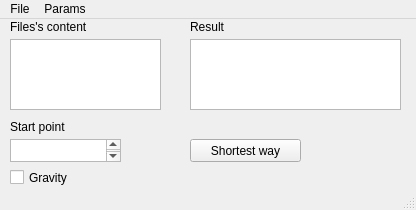
Nn0wn/garbage, file Ford-Fulkerson/mainwindow.ui: the form before one commit.
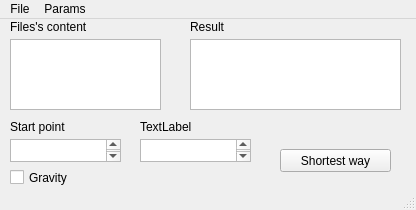
The form after the commit.

What changed in the file:
```diff
--- a/Ford-Fulkerson/mainwindow.ui
+++ b/Ford-Fulkerson/mainwindow.ui
@@ -85,8 +85,8 @@
    <widget class="QPushButton" name="pushButton">
     <property name="geometry">
      <rect>
-      <x>190</x>
-      <y>120</y>
+      <x>280</x>
+      <y>130</y>
       <width>111</width>
       <height>23</height>
      </rect>
@@ -118,6 +118,29 @@
      <string>Start point</string>
     </property>
    </widget>
+   <widget class="QTextEdit" name="textEdit_2">
+    <property name="geometry">
+     <rect>
+      <x>140</x>
+      <y>120</y>
+      <width>111</width>
+      <height>23</height>
+     </rect>
+    </property>
+   </widget>
+   <widget class="QLabel" name="label_2">
+    <property name="geometry">
+     <rect>
+      <x>140</x>
+      <y>100</y>
+      <width>141</width>
+      <height>16</height>
+     </rect>
+    </property>
+    <property name="text">
+     <string>TextLabel</string>
+    </property>
+   </widget>
   </widget>
   <widget class="QStatusBar" name="statusBar"/>
   <widget class="QMenuBar" name="menuBar">
```
